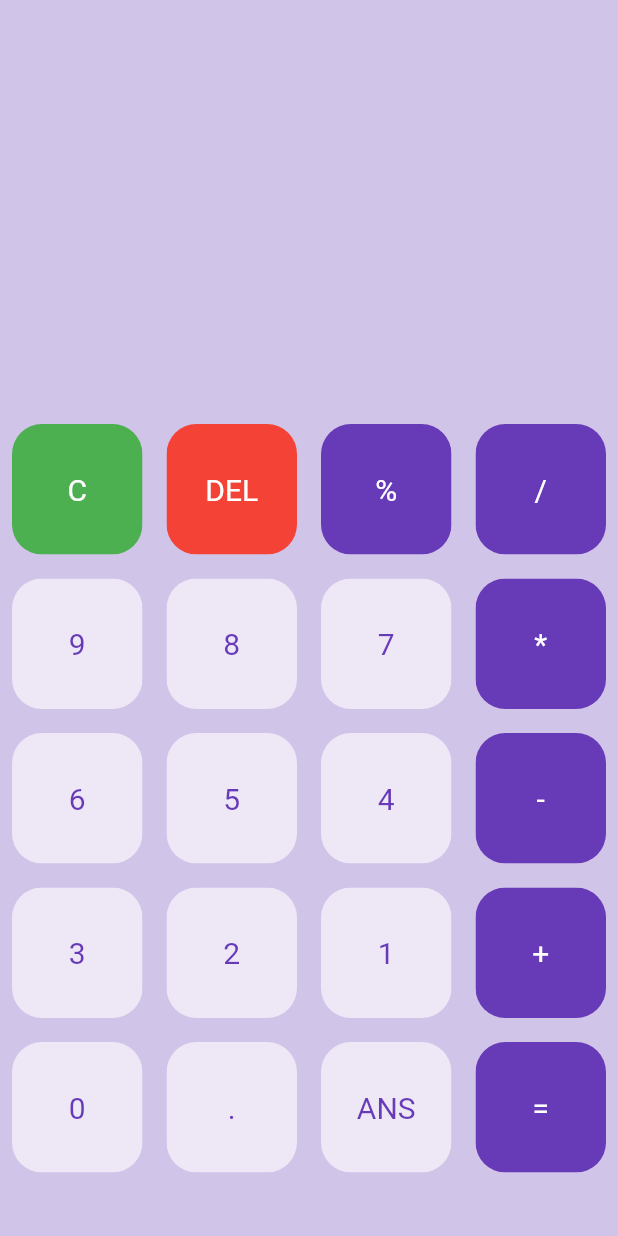
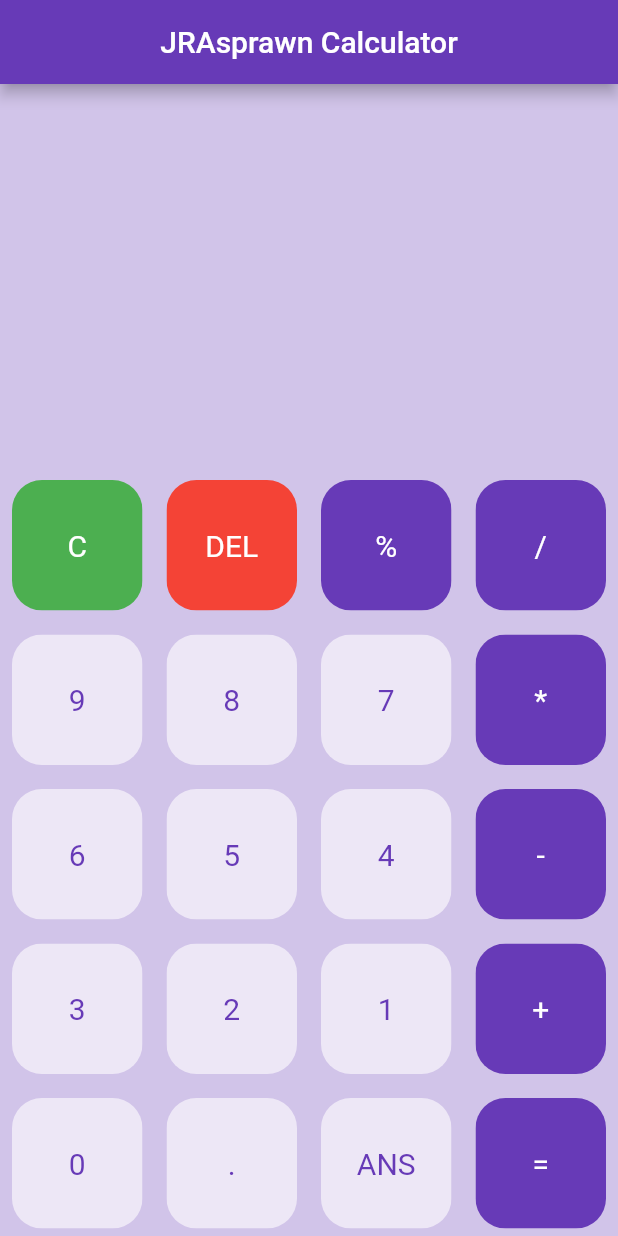
Before and after one commit to Randy-JRA/Flutter_Calculator_App, a Flutter app: the screen it shows after launch, on a phone screen of 412 x 824 dp. Run offline on Flutter 3.47's test engine with Material 2 defaults, Android fonts, the phone set to English and light mode, and no system bars.

Commit message:
added appbar

```diff
--- a/lib/main.dart
+++ b/lib/main.dart
@@ -54,6 +54,10 @@ class _HomePageState extends State<HomePage> {
   @override
   Widget build(BuildContext context) {
     return Scaffold(
+        appBar: AppBar(
+          backgroundColor: Colors.deepPurple,
+        title: const Center(child: Text('JRAsprawn Calculator')),
+    ),
       backgroundColor: Colors.deepPurple[100],
       body: Column(
         children: <Widget> [
```
